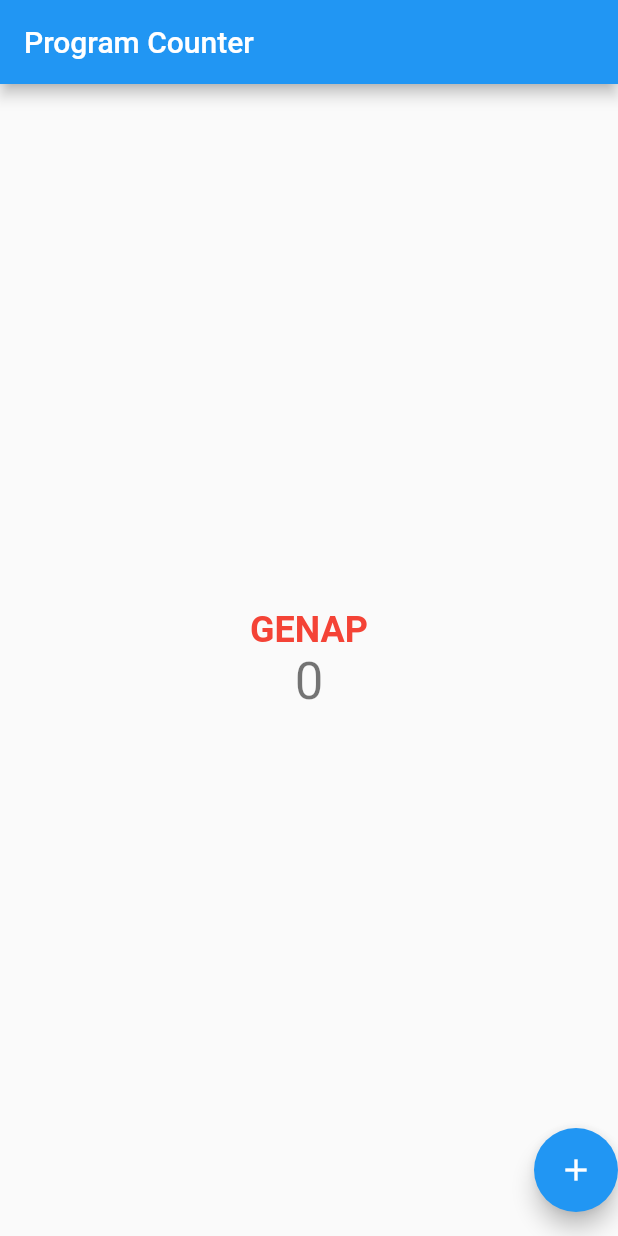
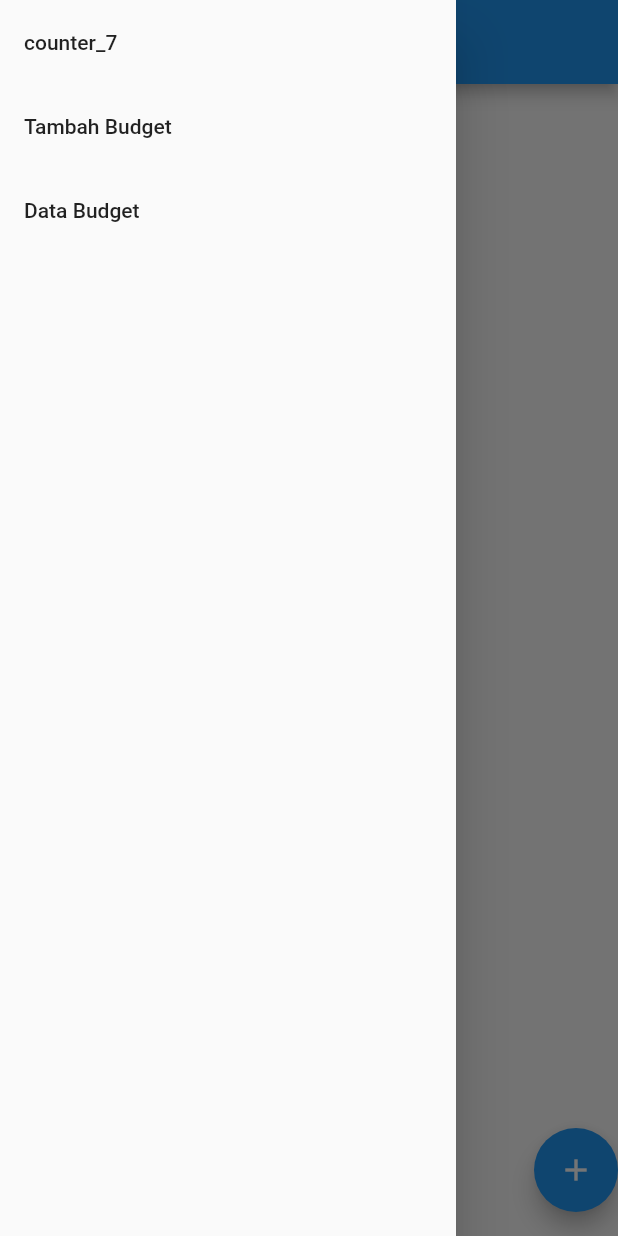
Before and after one commit to alvinxrw2002/pbp-flutter-lab, a Flutter app: the screen it shows after launch, with the side drawer open (before the commit the screen has no drawer), on a phone screen of 412 x 824 dp. Run offline on Flutter 3.47's test engine with Material 2 defaults, Android fonts, the phone set to English and light mode, and no system bars.

Commit message:
init tugas 8

```diff
--- /dev/null
+++ b/lib/drawer.dart
@@ -0,0 +1,49 @@
+import 'package:flutter/material.dart';
+import 'form.dart';
+import 'list.dart';
+import 'main.dart';
+
+class Drwr extends StatefulWidget {
+  const Drwr({super.key});
+
+  @override
+  State<Drwr> createState() => _DrwrState();
+}
+
+class _DrwrState extends State<Drwr> {
+  // root from drawer
+  @override
+  Widget build(BuildContext context) {
+    return Drawer(
+      child: Column(
+        children: [
+          ListTile(
+            title: const Text("counter_7"),
+            onTap: () {
+              Navigator.pushReplacement(
+                context, MaterialPageRoute(builder: (context) => const MyHomePage(),
+                ),
+              );
+            },
+          ),
+          ListTile(
+            title: const Text("Tambah Budget"),
+            onTap: () {
+              Navigator.push(
+                context, MaterialPageRoute(builder: (context) => const FormForBudget()),
+              );
+            },
+          ),
+          ListTile(
+            title: const Text("Data Budget"),
+            onTap: () {
+              Navigator.push(
+                context, MaterialPageRoute(builder: (context) => const DaftarBudget()),
+              );
+            },
+          ),
+        ]
+      )
+    );
+  }
+}
--- a/lib/main.dart
+++ b/lib/main.dart
@@ -1,4 +1,5 @@
 import 'package:flutter/material.dart';
+import 'drawer.dart';
 
 void main() {
   runApp(const MyApp());
@@ -24,13 +25,13 @@ class MyApp extends StatelessWidget {
         // is not restarted.
         primarySwatch: Colors.blue,
       ),
-      home: const MyHomePage(title: 'Program Counter'),
+      home: const MyHomePage(),
     );
   }
 }
 
 class MyHomePage extends StatefulWidget {
-  const MyHomePage({super.key, required this.title});
+  const MyHomePage({super.key});
 
   // This widget is the home page of your application. It is stateful, meaning
   // that it has a State object (defined below) that contains fields that affect
@@ -41,7 +42,7 @@ class MyHomePage extends StatefulWidget {
   // used by the build method of the State. Fields in a Widget subclass are
   // always marked "final".
 
-  final String title;
+  final String title = 'Tugas 8';
 
   @override
   State<MyHomePage> createState() => _MyHomePageState();
@@ -87,6 +88,7 @@ class _MyHomePageState extends State<MyHomePage> {
           // the App.build method, and use it to set our appbar title.
           title: Text(widget.title),
         ),
+        drawer: const Drwr(),
         body: Center(
           // Center is a layout widget. It takes a single child and positions it
           // in the middle of the parent.
@@ -107,22 +109,20 @@ class _MyHomePageState extends State<MyHomePage> {
             // horizontal).
             mainAxisAlignment: MainAxisAlignment.center,
             children: <Widget>[
-              _counter % 2 == 0 ?
-              const Text (
+              _counter % 2 == 0
+                  ? const Text(
                       "GENAP",
                       style: TextStyle(
                           color: Colors.red,
                           fontSize: 24,
-                  fontWeight: FontWeight.w700
-                  ),
-              ):
-              const Text (
+                          fontWeight: FontWeight.w700),
+                    )
+                  : const Text(
                       "GANJIL",
                       style: TextStyle(
                           color: Colors.blue,
                           fontSize: 24,
-                  fontWeight: FontWeight.w700
-                  ),
+                          fontWeight: FontWeight.w700),
                     ),
               Text(
                 '$_counter',
@@ -132,18 +132,15 @@ class _MyHomePageState extends State<MyHomePage> {
           ),
         ),
         floatingActionButton:
-          Row(mainAxisAlignment: MainAxisAlignment.spaceBetween,
-          children: [
+            Row(mainAxisAlignment: MainAxisAlignment.spaceBetween, children: [
           Visibility(
               visible: _counter == 0 ? false : true,
-              child:
-                FloatingActionButton(
+              child: FloatingActionButton(
                 hoverColor: Colors.red,
                 onPressed: _decrementCounter,
                 tooltip: 'Decrement',
                 child: const Icon(Icons.remove),
-                )
-            ),
+              )),
           FloatingActionButton(
             hoverColor: Colors.green,
             onPressed: _incrementCounter,
--- /dev/null
+++ b/lib/model.dart
@@ -0,0 +1,20 @@
+import 'package:flutter/material.dart';
+import 'dart:collection';
+
+class Budget {
+  const Budget(this.title, this.nominal, this.type);
+
+  final String title;
+  final String type;
+  final int nominal;
+}
+
+class ModelBudget extends ChangeNotifier {
+  final List<Budget> _budgets = []; // Utilizing List Data Structure
+
+  UnmodifiableListView<Budget> get budgets => UnmodifiableListView(_budgets);
+
+  void add(Budget budget) {
+    _budgets.add(budget);
+  }
+}
--- a/pubspec.yaml
+++ b/pubspec.yaml
@@ -36,6 +36,7 @@ dependencies:
   # The following adds the Cupertino Icons font to your application.
   # Use with the CupertinoIcons class for iOS style icons.
   cupertino_icons: ^1.0.2
+  provider: ^6.0.4
 
 dev_dependencies:
   flutter_test:
```
Also changed, not shown: lib/form.dart (added, +156 -0 lines), lib/list.dart (added, +56 -0 lines), pubspec.lock, 1 other file. Lines whose indentation alone changed are shown as unchanged.
